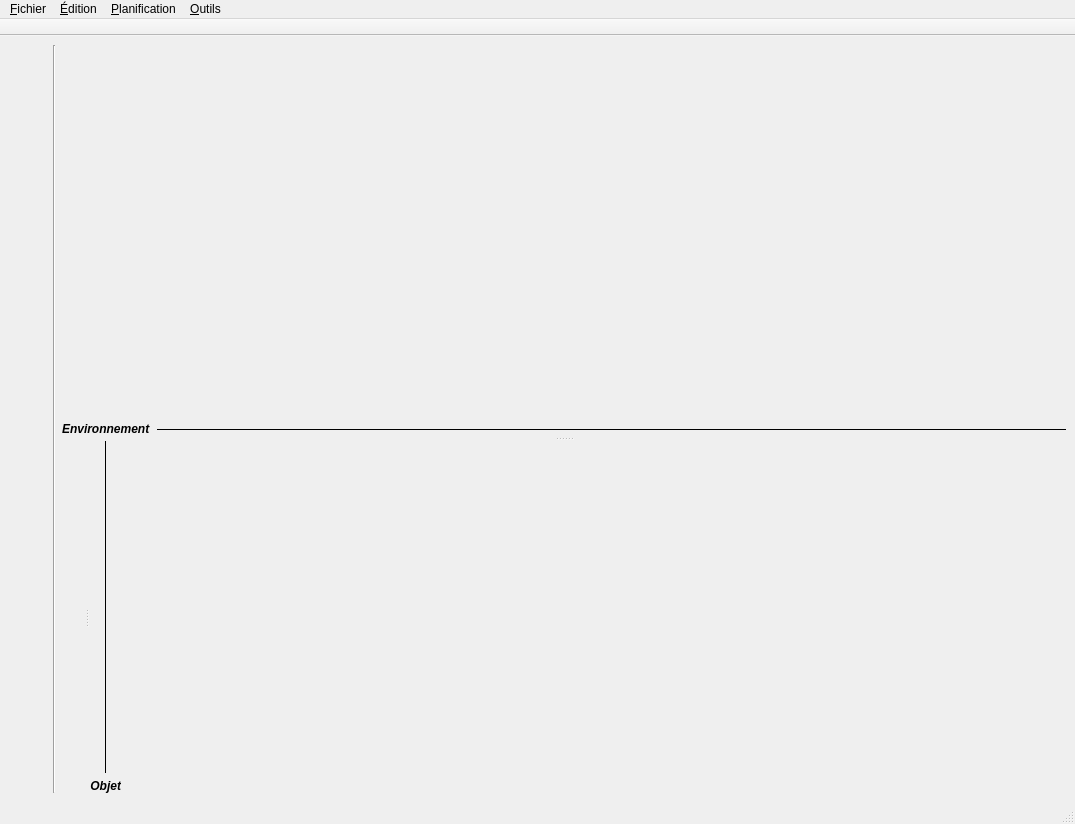
This is planification.ui in JosephdeVilmarest/planification2D as Qt 5 draws it before an edit. The edited form follows.
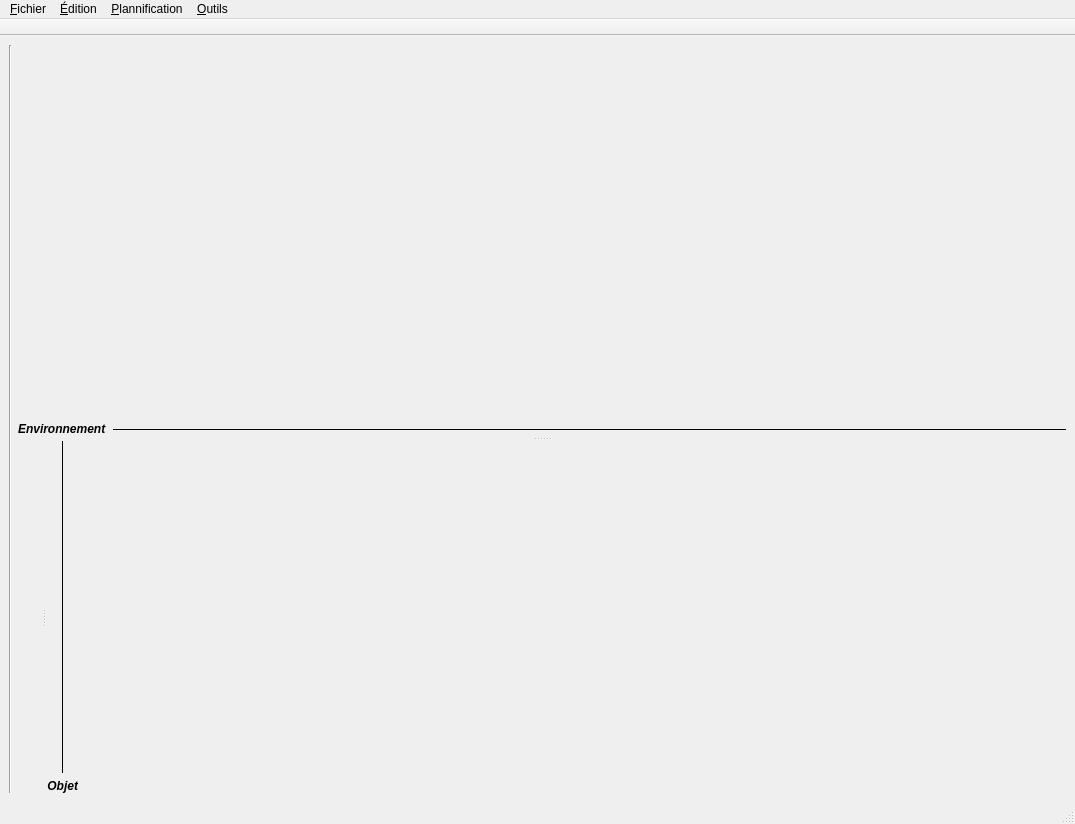
This is the edited form. Icons and pictures are not drawn.

```diff
--- a/planification.ui
+++ b/planification.ui
@@ -16,39 +16,7 @@
   <widget class="QWidget" name="centralwidget">
    <layout class="QHBoxLayout" name="horizontalLayout" stretch="0,0,1">
     <item>
-     <widget class="QWidget" name="widget_2" native="true">
-      <layout class="QVBoxLayout" name="verticalLayout">
-       <item>
-        <spacer name="verticalSpacer">
-         <property name="orientation">
-          <enum>Qt::Vertical</enum>
-         </property>
-         <property name="sizeHint" stdset="0">
-          <size>
-           <width>20</width>
-           <height>40</height>
-          </size>
-         </property>
-        </spacer>
-       </item>
-       <item>
-        <layout class="QGridLayout" name="steps"/>
-       </item>
-       <item>
-        <spacer name="verticalSpacer_2">
-         <property name="orientation">
-          <enum>Qt::Vertical</enum>
-         </property>
-         <property name="sizeHint" stdset="0">
-          <size>
-           <width>20</width>
-           <height>40</height>
-          </size>
-         </property>
-        </spacer>
-       </item>
-      </layout>
-     </widget>
+     <layout class="QGridLayout" name="steps"/>
     </item>
     <item>
      <widget class="Line" name="line">
@@ -283,7 +251,7 @@
    </widget>
    <widget class="QMenu" name="menuPlanification">
     <property name="title">
-     <string>&amp;Planification</string>
+     <string>&amp;Plannification</string>
     </property>
    </widget>
    <addaction name="menuFichier"/>
```
Left out of the diff: 26 changed lines with no effect on the pictures.
